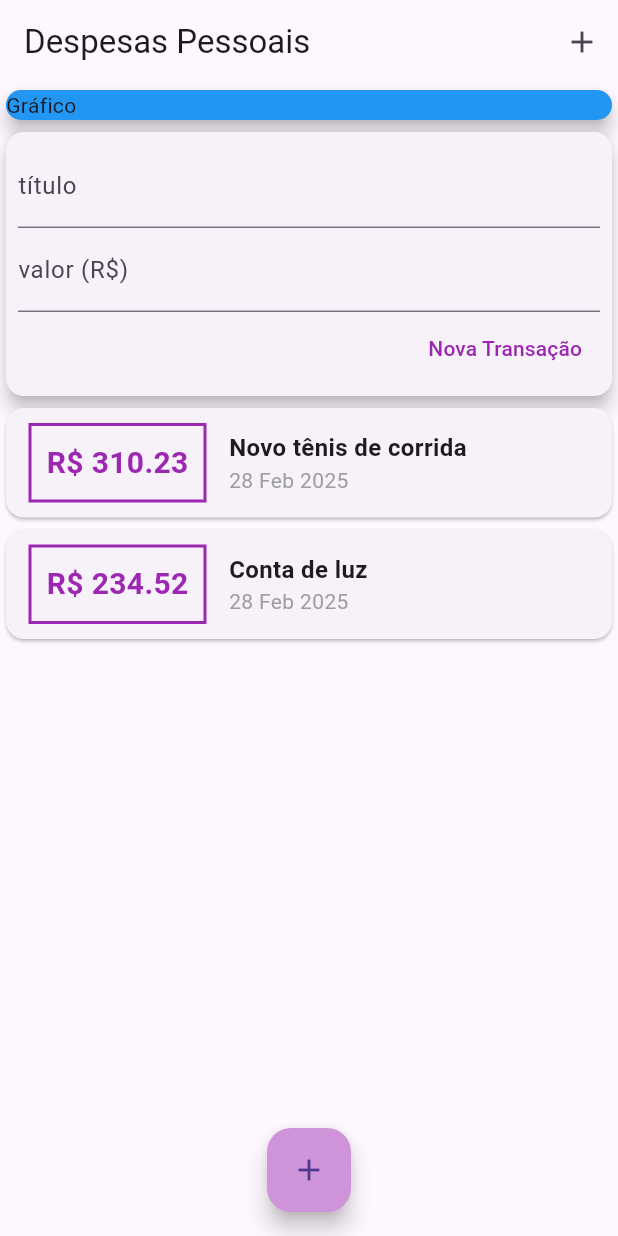
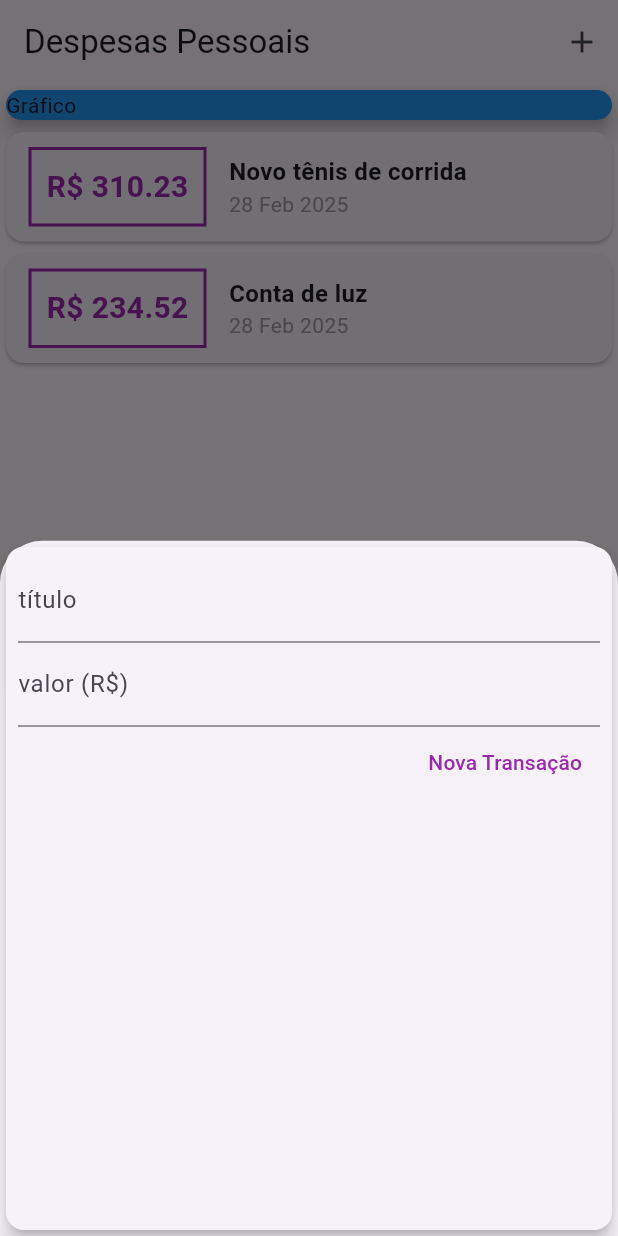
Before and after one commit to BragaMask/AppReal, a Flutter app: the screen it shows after launch, after a tap on the "add" icon, on a phone screen of 412 x 824 dp. Run offline on Flutter 3.47's test engine with Material 3 defaults, Android fonts, the phone set to English and light mode, and no system bars.

Commit message:
Exibição do formulário

```diff
--- a/lib/components/transaction_form.dart
+++ b/lib/components/transaction_form.dart
@@ -1,12 +1,18 @@
 import 'package:flutter/material.dart';
 
-class TransactionForm extends StatelessWidget {
-  final titleController = TextEditingController();
-  final valueController = TextEditingController();
-
+class TransactionForm extends StatefulWidget {
   final void Function(String, double) onsubmit;
 
   TransactionForm(this.onsubmit);
+
+  @override
+  State<TransactionForm> createState() => _TransactionFormState();
+}
+
+class _TransactionFormState extends State<TransactionForm> {
+  final titleController = TextEditingController();
+
+  final valueController = TextEditingController();
 
   _submitForm() {
     final title = titleController.text;
@@ -15,7 +21,7 @@ class TransactionForm extends StatelessWidget {
     if (title.isEmpty || value <= 0) {
       return;
     }
-    onsubmit(title, value);
+    widget.onsubmit(title, value);
   }
 
   @override
@@ -35,7 +41,8 @@ class TransactionForm extends StatelessWidget {
             ),
             TextField(
               controller: valueController,
-              keyboardType: const TextInputType.numberWithOptions(decimal: true),
+              keyboardType:
+                  const TextInputType.numberWithOptions(decimal: true),
               onSubmitted: (_) => _submitForm(),
               decoration: const InputDecoration(
                 labelText: 'valor (R\$)',
@@ -48,7 +55,7 @@ class TransactionForm extends StatelessWidget {
                   onPressed: () {
                     final title = titleController.text;
                     final value = double.tryParse(valueController.text) ?? 0.0;
-                    onsubmit(title, value);
+                    widget.onsubmit(title, value);
                   },
                   child: const Text(
                     'Nova Transação',
--- a/lib/components/transaction_user.dart
+++ /dev/null
@@ -1,50 +0,0 @@
-
-import 'package:flutter/material.dart';
-import 'transaction_list.dart';
-import 'transaction_form.dart';
-import 'package:appreal/transaction.dart';
-
-class TransactionUser extends StatefulWidget {
-  const TransactionUser({super.key});
-
-  @override
-  State<TransactionUser> createState() => _TransactionUserState();
-}
-
-class _TransactionUserState extends State<TransactionUser> {
-  final _transactions = [
-    Transaction(
-      id: "t1",
-      title: "Novo tênis de corrida",
-      value: 310.23,
-      date: DateTime.now()),
-    Transaction(
-      id: "t2",
-      title: "Conta de luz",
-      value: 234.52,
-      date: DateTime.now(),
-    ),
-  ];
-
-  _addTransaction(String title, double value) {
-    final newtransaction = Transaction(
-        id: "tX",
-        title: title,
-        value: value,
-        date: DateTime.now());
-
-    setState(() {
-      _transactions.add(newtransaction);
-    });
-  }
-
-  @override
-  Widget build(BuildContext context) {
-    return Column(
-      children: [
-        TransactionForm(_addTransaction),
-        TransactionList(_transactions),
-      ],
-    );
-  }
-}
--- a/lib/main.dart
+++ b/lib/main.dart
@@ -1,5 +1,8 @@
-import 'package:appreal/components/transaction_user.dart';
+import 'package:appreal/components/transaction_form.dart';
 import 'package:flutter/material.dart';
+import 'components/transaction_list.dart';
+import 'components/transaction_form.dart';
+import 'package:appreal/transaction.dart';
 
 main() => runApp(const ExpensesApp());
 
@@ -8,14 +11,52 @@ class ExpensesApp extends StatelessWidget {
 
   @override
   Widget build(BuildContext context) {
-    return MaterialApp(
+    return const MaterialApp(
       home: MyHomePage(),
       debugShowCheckedModeBanner: false,
     );
   }
 }
 
-class MyHomePage extends StatelessWidget {
+class MyHomePage extends StatefulWidget {
+  const MyHomePage({super.key});
+
+  @override
+  State<MyHomePage> createState() => _MyHomePageState();
+}
+
+class _MyHomePageState extends State<MyHomePage> {
+  final _transactions = [
+    Transaction(
+        id: "t1",
+        title: "Novo tênis de corrida",
+        value: 310.23,
+        date: DateTime.now()),
+    Transaction(
+      id: "t2",
+      title: "Conta de luz",
+      value: 234.52,
+      date: DateTime.now(),
+    ),
+  ];
+
+  _addTransaction(String title, double value) {
+    final newtransaction =
+        Transaction(id: "tX", title: title, value: value, date: DateTime.now());
+
+    setState(() {
+      _transactions.add(newtransaction);
+    });
+  }
+
+  openTransactionsFormModal(BuildContext context) {
+    showModalBottomSheet(
+        context: context,
+        builder: (_) {
+          return TransactionForm(_addTransaction);
+        });
+  }
+
   @override
   Widget build(BuildContext context) {
     return Scaffold(
@@ -23,26 +64,28 @@ class MyHomePage extends StatelessWidget {
         title: const Text("Despesas Pessoais"),
         actions: [
           IconButton(
-            onPressed: () {},
+            onPressed: () => openTransactionsFormModal(context),
             icon: const Icon(Icons.add),
           )
         ],
       ),
-      body: const Column(
+      body: Column(
         crossAxisAlignment: CrossAxisAlignment.stretch,
         children: [
-          Card(
-            color: Colors.blue,
-            elevation: 5,
-            child: Text("Gráfico"),
+          Container(
+            child: const Card(
+              color: Colors.blue,
+              elevation: 5,
+              child: Text("Gráfico"),
+            ),
           ),
-          TransactionUser(),
+          TransactionList(_transactions),
         ],
       ),
       floatingActionButton: FloatingActionButton(
+        backgroundColor: Colors.purple[200],
+        onPressed: () => openTransactionsFormModal(context),
         child: const Icon(Icons.add),
-        backgroundColor: Colors.purple[200],
-        onPressed: () {},
       ),
       floatingActionButtonLocation: FloatingActionButtonLocation.centerFloat,
     );
```
Also changed, not shown: 4 other files.
